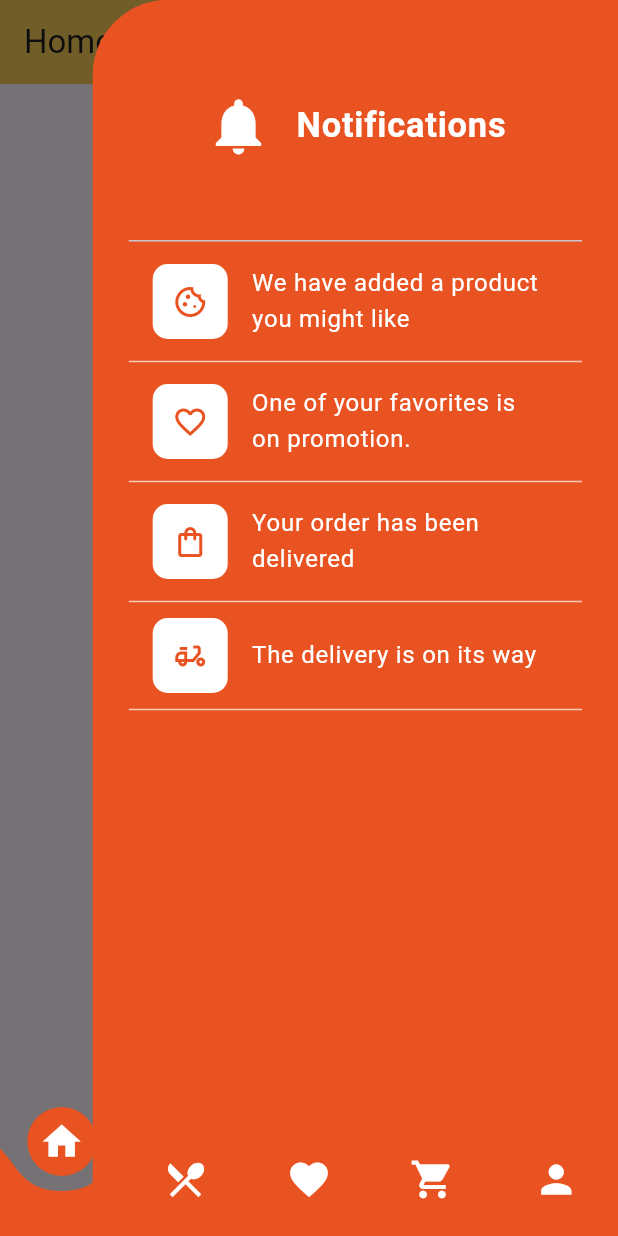
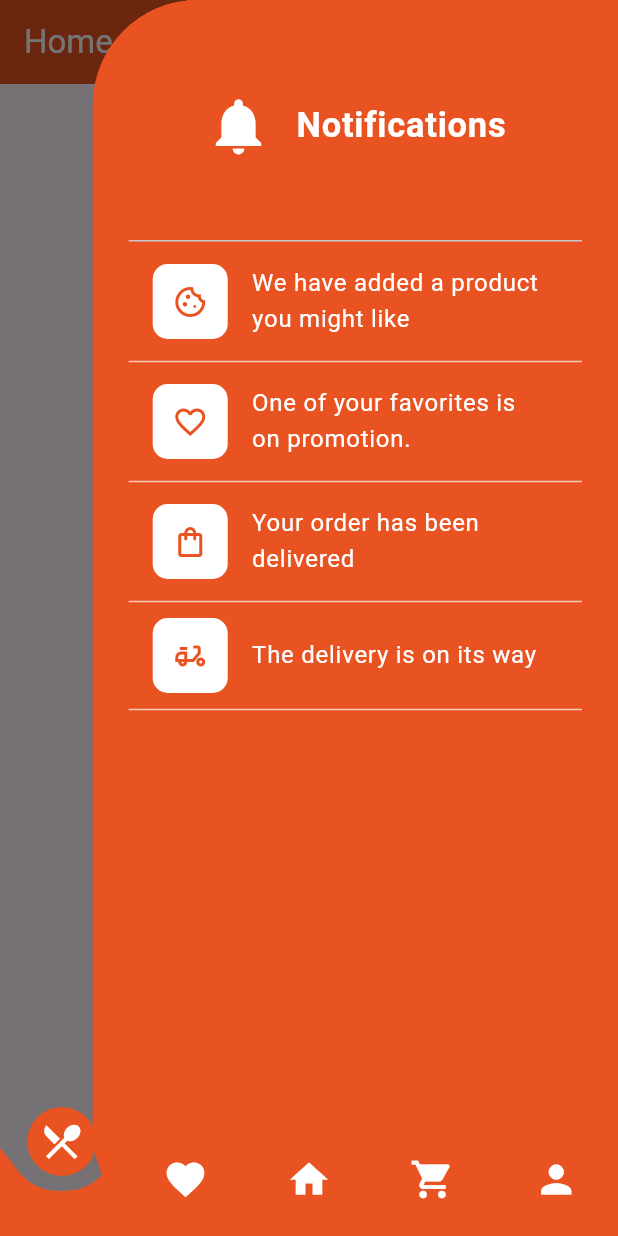
Before and after one commit to asaduzzaman-ashik3/yum-quick-restaurant, a Flutter app: the screen it shows after launch, with the side drawer open, on a phone screen of 412 x 824 dp. Run offline on Flutter 3.47's test engine with Material 3 defaults, Android fonts, the phone set to English and light mode, and no system bars; drawn by our look-alikes of curved_navigation_bar.

Commit message:
spp bsr menu icon color white add

```diff
--- a/lib/main.dart
+++ b/lib/main.dart
@@ -33,7 +33,7 @@ class MyHomePage extends StatefulWidget {
 }
 
 class _MyHomePageState extends State<MyHomePage> {
-  int _page = 0;
+  int _page = 2;
   final GlobalKey<CurvedNavigationBarState> _bottomNavigationKey = GlobalKey();
 
   @override
@@ -44,9 +44,9 @@ class _MyHomePageState extends State<MyHomePage> {
         key: _bottomNavigationKey,
         index: 0,
         items: const [
-          Icon(Icons.home, size: 30, color: Colors.white),
           Icon(Icons.restaurant_menu, size: 30, color: Colors.white),
           Icon(Icons.favorite, size: 30, color: Colors.white),
+          Icon(Icons.home, size: 30, color: Colors.white),
           Icon(Icons.shopping_cart, size: 30, color: Colors.white),
           Icon(Icons.person, size: 30, color: Colors.white),
         ],
@@ -65,9 +65,9 @@ class _MyHomePageState extends State<MyHomePage> {
       body: IndexedStack(
         index: _page,
         children: [
-          HomeScreen(title: "Home",),
           FoodsScreen(),
           FavouriteScreen(title: "Favourite",),
+          HomeScreen(title: "Home",),
           OrdersScreen(),
           ProfileScreen(),
         ],
--- a/lib/src/navigation/end_drawer.dart
+++ b/lib/src/navigation/end_drawer.dart
@@ -27,7 +27,7 @@ class EndDrawer extends StatelessWidget {
     return Drawer(
       backgroundColor: const Color(0xFFE95322),
       shape: const RoundedRectangleBorder(
-        borderRadius: BorderRadius.only(topLeft: Radius.circular(50)),
+        borderRadius: BorderRadius.only(topLeft: Radius.circular(70),bottomLeft: Radius.circular(70)),
       ),
       width: MediaQuery.of(context).size.width * 0.85,
       child: ListView(
--- a/lib/src/navigation/main_appbar.dart
+++ b/lib/src/navigation/main_appbar.dart
@@ -14,8 +14,11 @@ class MainAppbar extends StatelessWidget implements PreferredSizeWidget {
   @override
   Widget build(BuildContext context) {
     return AppBar(
-      backgroundColor: const Color(0xFFF5CB58),
-      title: Text(title),
+      backgroundColor: const Color(0xFFE95322),
+      title: Text(title,style: TextStyle(color: Colors.white),),
+      iconTheme: const IconThemeData(
+        color: Colors.white,
+      ),
     );
   }
 }
```
